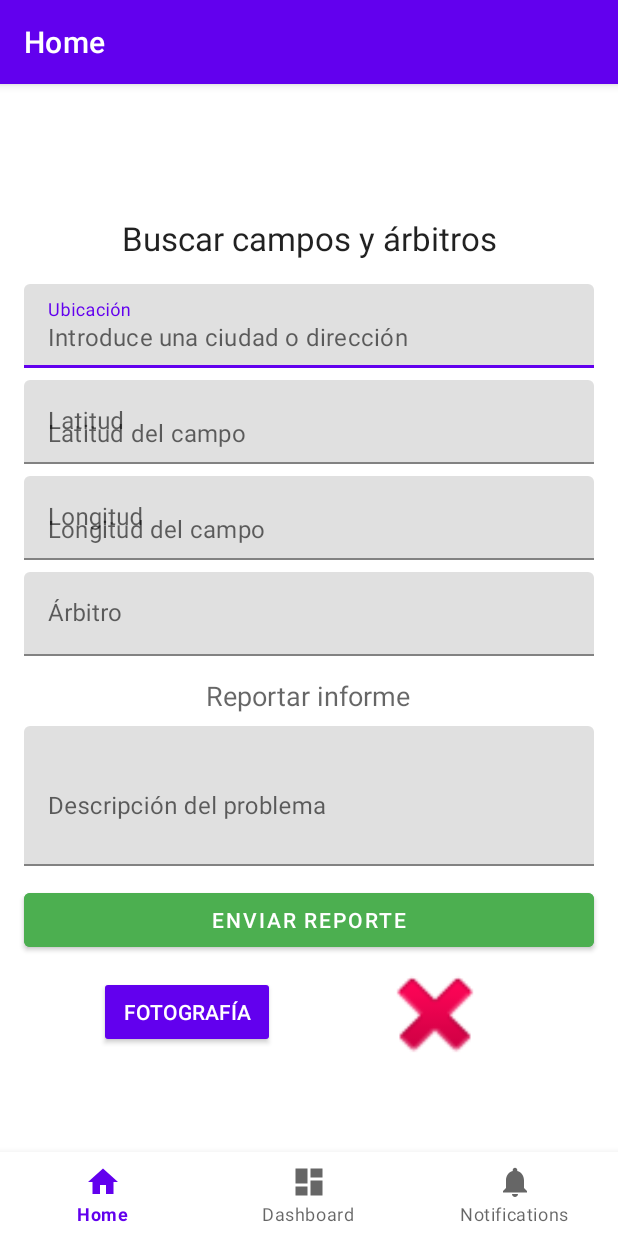
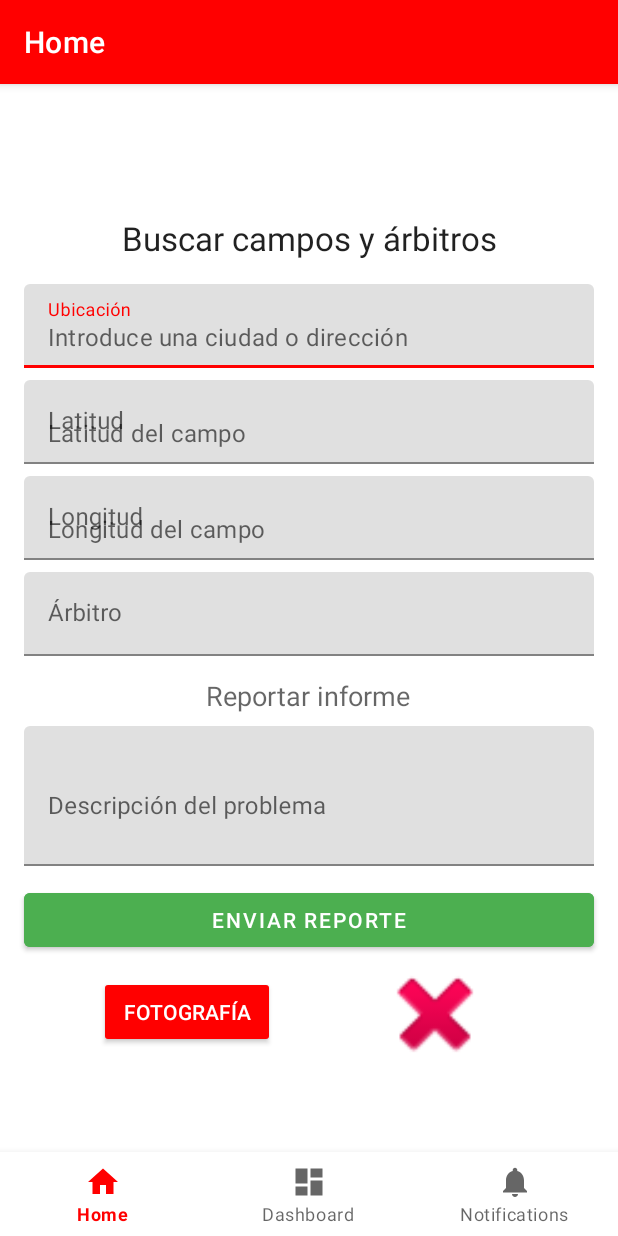
Before and after one commit to caballerito22/incivismo_propio_ACN, an Android app: the screen it shows after launch (MainActivity), on a phone screen of 412 x 824 dp. Run offline under Robolectric (Android 15) with nearby library versions, the phone set to English and light mode, and no system bars; our stand-ins replace Firebase (no records; nobody signed in at launch, a user with empty details on screens opened directly), navigation-ui; 3 statements that could not run were skipped.

```diff
--- a/app/src/main/java/com/example/incivismo_propio/MainActivity.java
+++ b/app/src/main/java/com/example/incivismo_propio/MainActivity.java
@@ -68,7 +68,6 @@ public class MainActivity extends AppCompatActivity {
 
 
         //aqui se miran los permisos
-
         //hay que hacer que si el usuario sea admin, pueda hacer todo, si no solo los vee
         locationPermissionRequest = registerForActivityResult(new ActivityResultContracts.RequestMultiplePermissions(), result -> {
             Boolean fineLocationGranted = result.getOrDefault(Manifest.permission.ACCESS_FINE_LOCATION, false);
@@ -110,6 +109,7 @@ public class MainActivity extends AppCompatActivity {
         }
     }
 
+    //cuando inicias la app
     @Override
     protected void onStart() {
         super.onStart();
--- a/app/src/main/res/values-night/themes.xml
+++ b/app/src/main/res/values-night/themes.xml
@@ -2,8 +2,8 @@
     <!-- Base application theme. -->
     <style name="Theme.Incivismo_propio" parent="Theme.MaterialComponents.DayNight.DarkActionBar">
         <!-- Primary brand color. -->
-        <item name="colorPrimary">@color/purple_200</item>
-        <item name="colorPrimaryVariant">@color/purple_700</item>
+        <item name="colorPrimary">@color/red_150</item>
+        <item name="colorPrimaryVariant">@color/red_150</item>
         <item name="colorOnPrimary">@color/black</item>
         <!-- Secondary brand color. -->
         <item name="colorSecondary">@color/teal_200</item>
--- a/app/src/main/res/values/colors.xml
+++ b/app/src/main/res/values/colors.xml
@@ -1,6 +1,6 @@
 <?xml version="1.0" encoding="utf-8"?>
 <resources>
-    <color name="purple_200">#FFBB86FC</color>
+    <color name="red_150">#FF0000</color>
     <color name="purple_500">#FF6200EE</color>
     <color name="purple_700">#FF3700B3</color>
     <color name="teal_200">#FF03DAC5</color>
--- a/app/src/main/res/values/themes.xml
+++ b/app/src/main/res/values/themes.xml
@@ -2,8 +2,8 @@
     <!-- Base application theme. -->
     <style name="Theme.Incivismo_propio" parent="Theme.MaterialComponents.DayNight.DarkActionBar">
         <!-- Primary brand color. -->
-        <item name="colorPrimary">@color/purple_500</item>
-        <item name="colorPrimaryVariant">@color/purple_700</item>
+        <item name="colorPrimary">@color/red_150</item>
+        <item name="colorPrimaryVariant">@color/red_150</item>
         <item name="colorOnPrimary">@color/white</item>
         <!-- Secondary brand color. -->
         <item name="colorSecondary">@color/teal_200</item>
```
Also changed, not shown: app/src/main/java/com/example/incivismo_propio/ui/SharedViewModel.java (+6 -7 lines), app/src/main/java/com/example/incivismo_propio/ui/dashboard/DashboardFragment.java (+11 -9 lines), app/src/main/java/com/example/incivismo_propio/ui/home/HomeFragment.java (+11 -14 lines), app/src/main/java/com/example/incivismo_propio/ui/notifications/NotificationsFragment.java (+9 -7 lines).
